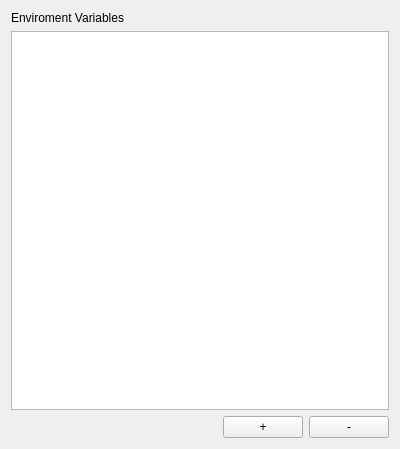
Above: resources/ui/settings/environment.ui from prymatex/prymatex before the change. Below: the same form after it.
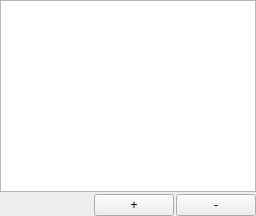
That is the form after the change. Icons and pictures are not drawn.

Patch:
```diff
--- a/resources/ui/settings/environment.ui
+++ b/resources/ui/settings/environment.ui
@@ -2,14 +2,6 @@
 <ui version="4.0">
  <class>EnvVariables</class>
  <widget class="QWidget" name="EnvVariables">
-  <property name="geometry">
-   <rect>
-    <x>0</x>
-    <y>0</y>
-    <width>400</width>
-    <height>449</height>
-   </rect>
-  </property>
   <property name="windowTitle">
    <string>Enviroment Variables</string>
   </property>
@@ -18,13 +10,12 @@
     <normaloff>:/icons/actions/configure.png</normaloff>:/icons/actions/configure.png</iconset>
   </property>
   <layout class="QVBoxLayout" name="verticalLayout">
-   <item>
-    <widget class="QLabel" name="label">
-     <property name="text">
-      <string>Enviroment Variables</string>
-     </property>
-    </widget>
-   </item>
+   <property name="spacing">
+    <number>2</number>
+   </property>
+   <property name="margin">
+    <number>0</number>
+   </property>
    <item>
     <widget class="QTableView" name="tableView">
      <property name="showGrid">
```
Left out of the diff: 4 changed lines with no effect on the pictures.
